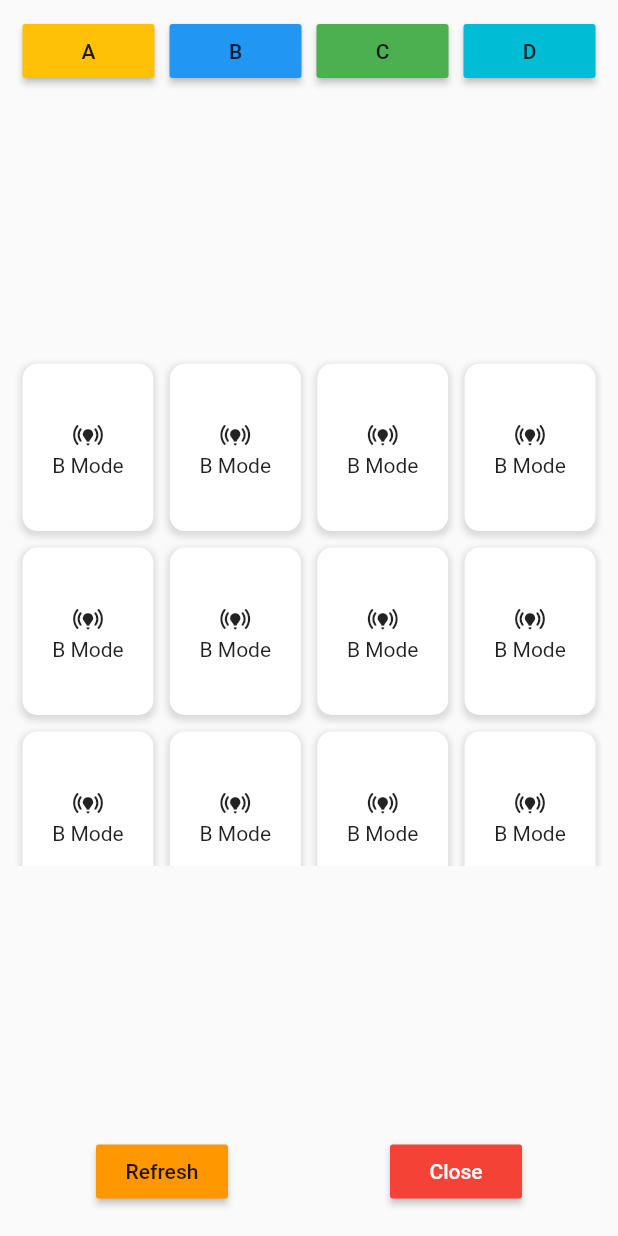
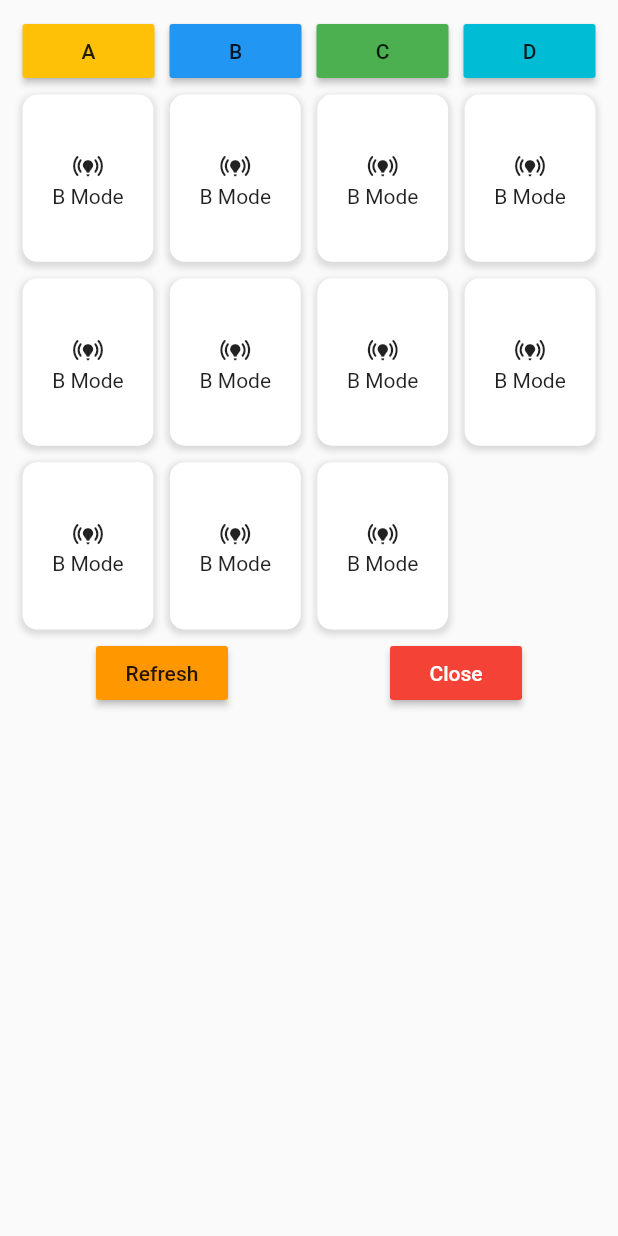
Before and after one commit to harshtaliwal30/Sample-project, a Flutter app: the OpenBottomSheet widget shown alone on an empty page, opened directly, after a tap on an icon or button, on a phone screen of 412 x 824 dp. Run offline on Flutter 3.47's test engine with Material 2 defaults, Android fonts, the phone set to English and light mode, and no system bars.

Commit message:
Flexible bottom sheet

```diff
--- a/lib/models/item_data.dart
+++ b/lib/models/item_data.dart
@@ -3,19 +3,9 @@ class ItemData {
     'Option A',
     'Option A',
     'Option A',
-    'Option A',
-    'Option A',
-    'Option A',
-    'Option A',
-    'Option A',
-    'Option A'
   ];
 
   List listB = [
-    'B Mode',
-    'B Mode',
-    'B Mode',
-    'B Mode',
     'B Mode',
     'B Mode',
     'B Mode',
@@ -74,11 +64,5 @@ class ItemData {
     'Mode D',
     'Mode D',
     'Mode D',
-    'Mode D',
-    'Mode D',
-    'Mode D',
-    'Mode D',
-    'Mode D',
-    'Mode D',
   ];
 }
--- a/lib/widgets/bottom_sheet.dart
+++ b/lib/widgets/bottom_sheet.dart
@@ -18,10 +18,10 @@ class _OpenBottomSheetState extends State<OpenBottomSheet> {
   @override
   Widget build(BuildContext context) {
     return Container(
-      height: 800,
       margin: EdgeInsets.all(10),
       child: Column(
         mainAxisAlignment: MainAxisAlignment.spaceBetween,
+        mainAxisSize: MainAxisSize.min,
         children: <Widget>[
           Row(
             mainAxisAlignment: MainAxisAlignment.spaceAround,
@@ -64,9 +64,9 @@ class _OpenBottomSheetState extends State<OpenBottomSheet> {
               ),
             ],
           ),
-          Container(
-            height: 340,
+          Flexible(
             child: GridView.builder(
+              shrinkWrap: true,
               gridDelegate: SliverGridDelegateWithFixedCrossAxisCount(
                 crossAxisCount: 4,
                 mainAxisSpacing: 1,
```
